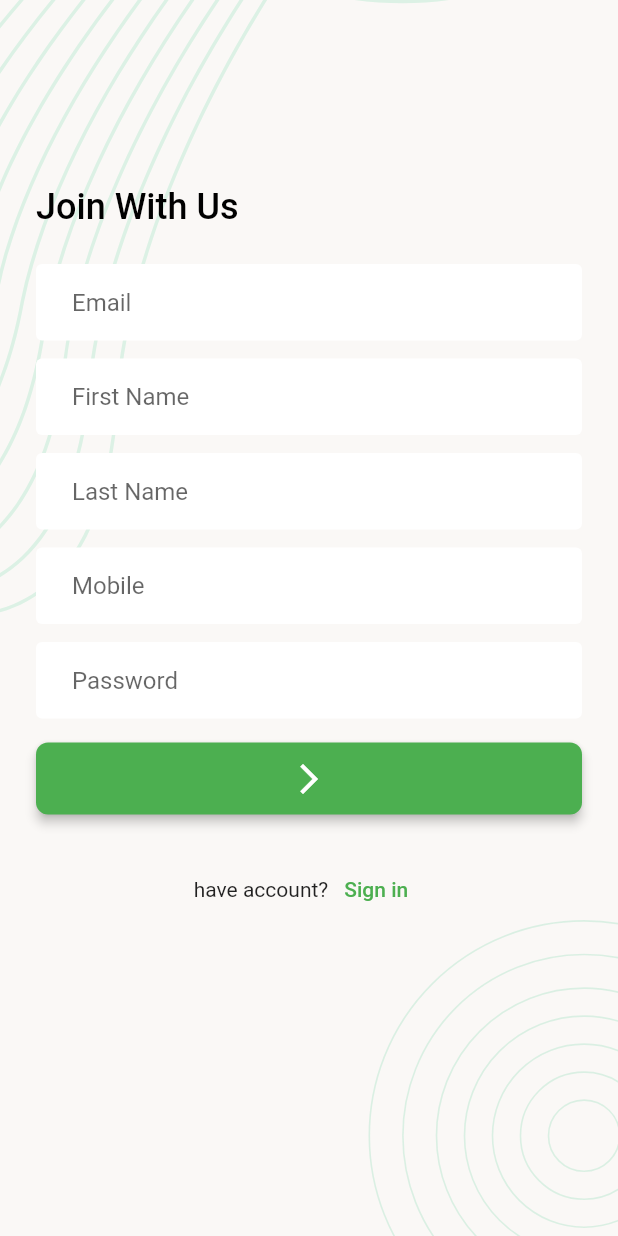
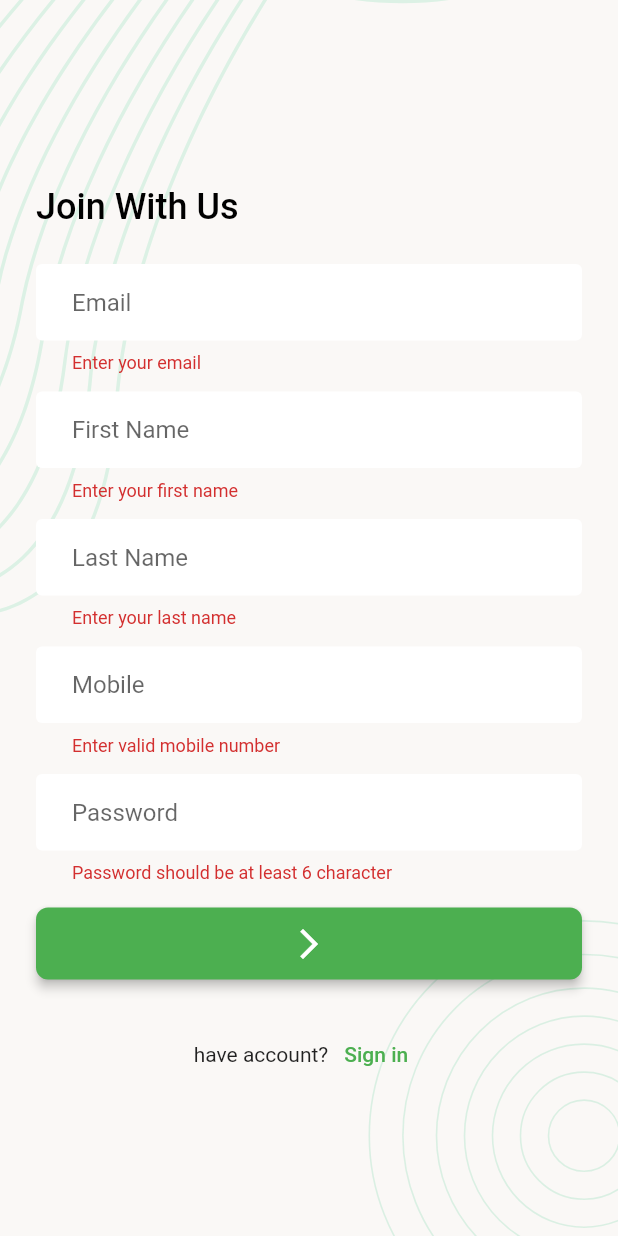
Before and after one commit to mukarrom/task_manager_with_rafat, a Flutter app: the SignUpScreen screen opened directly, after a tap on the "arrow forward ios" icon, on a phone screen of 412 x 824 dp. Run offline on Flutter 3.47's test engine with Material 2 defaults, Android fonts, the phone set to English and light mode, and no system bars; our stand-ins replace flutter_svg, pin_code_fields; network calls fail.

Commit message:
Signup functions added

```diff
--- /dev/null
+++ b/lib/data/models/network_response.dart
@@ -0,0 +1,8 @@
+
+class NetworkResponse {
+  final bool isSuccess;
+  final int statusCode;
+  final Map<String, dynamic>? body;
+
+  NetworkResponse(this.isSuccess, this.statusCode, this.body);
+}
--- /dev/null
+++ b/lib/data/utils/urls.dart
@@ -0,0 +1,4 @@
+class Urls {
+  static const String _baseUrl = 'https://task.teamrabbil.com/api/v1';
+  static const registration = '$_baseUrl/registration';
+}
--- a/lib/ui/screens/auth/login_screen.dart
+++ b/lib/ui/screens/auth/login_screen.dart
@@ -91,7 +91,7 @@ class LoginScreen extends StatelessWidget {
                             context,
                             MaterialPageRoute(
                               builder: (context) {
-                                return const SignUpScreen();
+                                return SignUpScreen();
                               },
                             ),
                           );
--- a/lib/ui/screens/auth/signup_screen.dart
+++ b/lib/ui/screens/auth/signup_screen.dart
@@ -1,8 +1,58 @@
 import 'package:flutter/material.dart';
+import 'package:http/http.dart';
+import 'package:task_manager_with_rafat/data/models/network_response.dart';
+import 'package:task_manager_with_rafat/data/services/network_caller.dart';
+import 'package:task_manager_with_rafat/data/utils/urls.dart';
 import 'package:task_manager_with_rafat/ui/widgets/background_screen.dart';
 
-class SignUpScreen extends StatelessWidget {
+class SignUpScreen extends StatefulWidget {
   const SignUpScreen({super.key});
+
+  @override
+  State<SignUpScreen> createState() => _SignUpScreenState();
+}
+
+class _SignUpScreenState extends State<SignUpScreen> {
+  final GlobalKey<FormState> _formKey = GlobalKey<FormState>();
+
+  final TextEditingController _emailTEController = TextEditingController();
+  final TextEditingController _firstNameTEController = TextEditingController();
+  final TextEditingController _lastNameTEController = TextEditingController();
+  final TextEditingController _mobileTEController = TextEditingController();
+  final TextEditingController _passwordTEController = TextEditingController();
+
+  bool _signUpInProgress = false;
+
+  Future<void> userSignUp() async {
+    _signUpInProgress = true;
+    if (mounted) {
+      setState(() {});
+    }
+    final NetworkResponse response =
+        await NetworkCaller().postRequest(Urls.registration, <String, dynamic>{
+      "email": _emailTEController.text.trim(),
+      "firstName": _firstNameTEController.text.trim(),
+      "lastName": _lastNameTEController.text.trim(),
+      "mobile": _mobileTEController.text.trim(),
+      "password": _passwordTEController.text,
+      "photo": "",
+    });
+    _signUpInProgress = false;
+    if (mounted) {
+      setState(() {});
+    }
+    if (response.isSuccess) {
+      if (mounted) {
+        ScaffoldMessenger.of(context).showSnackBar(
+            const SnackBar(content: Text('Registration Success!')));
+      }
+    } else {
+      if (mounted) {
+        ScaffoldMessenger.of(context)
+            .showSnackBar(const SnackBar(content: Text('Registration failed')));
+      }
+    }
+  }
 
   @override
   Widget build(BuildContext context) {
@@ -12,6 +62,8 @@ class SignUpScreen extends StatelessWidget {
           child: SingleChildScrollView(
             child: Padding(
               padding: const EdgeInsets.all(24.0),
+              child: Form(
+                key: _formKey,
                 child: Column(
                   mainAxisAlignment: MainAxisAlignment.center,
                   crossAxisAlignment: CrossAxisAlignment.start,
@@ -26,45 +78,80 @@ class SignUpScreen extends StatelessWidget {
                     const SizedBox(
                       height: 24,
                     ),
-                  const TextField(
+                    TextFormField(
+                      controller: _emailTEController,
+                      validator: (String? value) {
+                        if (value?.isEmpty ?? true) {
+                          return 'Enter your email';
+                        }
+                        return null;
+                      },
                       keyboardType: TextInputType.emailAddress,
-                    decoration: InputDecoration(
+                      decoration: const InputDecoration(
                         hintText: 'Email',
                       ),
                     ),
                     const SizedBox(
                       height: 12,
                     ),
-                  const TextField(
+                    TextFormField(
+                      controller: _firstNameTEController,
+                      validator: (String? value) {
+                        if (value?.isEmpty ?? true) {
+                          return 'Enter your first name';
+                        }
+                        return null;
+                      },
                       keyboardType: TextInputType.text,
-                    decoration: InputDecoration(
+                      decoration: const InputDecoration(
                         hintText: 'First Name',
                       ),
                     ),
                     const SizedBox(
                       height: 12,
                     ),
-                  const TextField(
+                    TextFormField(
+                      controller: _lastNameTEController,
+                      validator: (String? value) {
+                        if (value?.isEmpty ?? true) {
+                          return 'Enter your last name';
+                        }
+                        return null;
+                      },
                       keyboardType: TextInputType.text,
-                    decoration: InputDecoration(
+                      decoration: const InputDecoration(
                         hintText: 'Last Name',
                       ),
                     ),
                     const SizedBox(
                       height: 12,
                     ),
-                  const TextField(
+                    TextFormField(
+                      controller: _mobileTEController,
+                      validator: (String? value) {
+                        if ((value?.isEmpty ?? true) || value!.length < 11) {
+                          return 'Enter valid mobile number';
+                        }
+                        return null;
+                      },
                       keyboardType: TextInputType.phone,
-                    decoration: InputDecoration(
+                      decoration: const InputDecoration(
                         hintText: 'Mobile',
                       ),
                     ),
                     const SizedBox(
                       height: 12,
                     ),
-                  const TextField(
+                    TextFormField(
+                      controller: _passwordTEController,
+                      validator: (String? value) {
+                        if ((value?.isEmpty ?? true) || value!.length < 5) {
+                          return 'Password should be at least 6 character';
+                        }
+                        return null;
+                      },
                       obscureText: true,
-                    decoration: InputDecoration(
+                      decoration: const InputDecoration(
                         hintText: 'Password',
                       ),
                     ),
@@ -73,9 +160,20 @@ class SignUpScreen extends StatelessWidget {
                     ),
                     SizedBox(
                       width: double.infinity,
+                      child: Visibility(
+                        visible: _signUpInProgress == false,
+                        replacement: const Center(
+                          child: CircularProgressIndicator(),
+                        ),
                         child: ElevatedButton(
-                      onPressed: () {},
+                          onPressed: () {
+                            if (!_formKey.currentState!.validate()) {
+                              return;
+                            }
+                            userSignUp();
+                          },
                           child: const Icon(Icons.arrow_forward_ios),
+                        ),
                       ),
                     ),
                     const SizedBox(
@@ -99,6 +197,7 @@ class SignUpScreen extends StatelessWidget {
             ),
           ),
         ),
+      ),
     );
   }
 }
--- a/pubspec.yaml
+++ b/pubspec.yaml
@@ -37,6 +37,7 @@ dependencies:
   cupertino_icons: ^1.0.2
   flutter_svg: ^2.0.7
   pin_code_fields: ^8.0.1
+  http: ^1.1.0
 
 dev_dependencies:
   flutter_test:
```
Also changed, not shown: lib/data/services/network_caller.dart (added, +53 -0 lines), lib/ui/screens/add_new_task_screen.dart (added, +91 -0 lines), lib/ui/screens/new_task_screen.dart (+12 -1 lines), pubspec.lock, 1 other file. Lines whose indentation alone changed are shown as unchanged.
